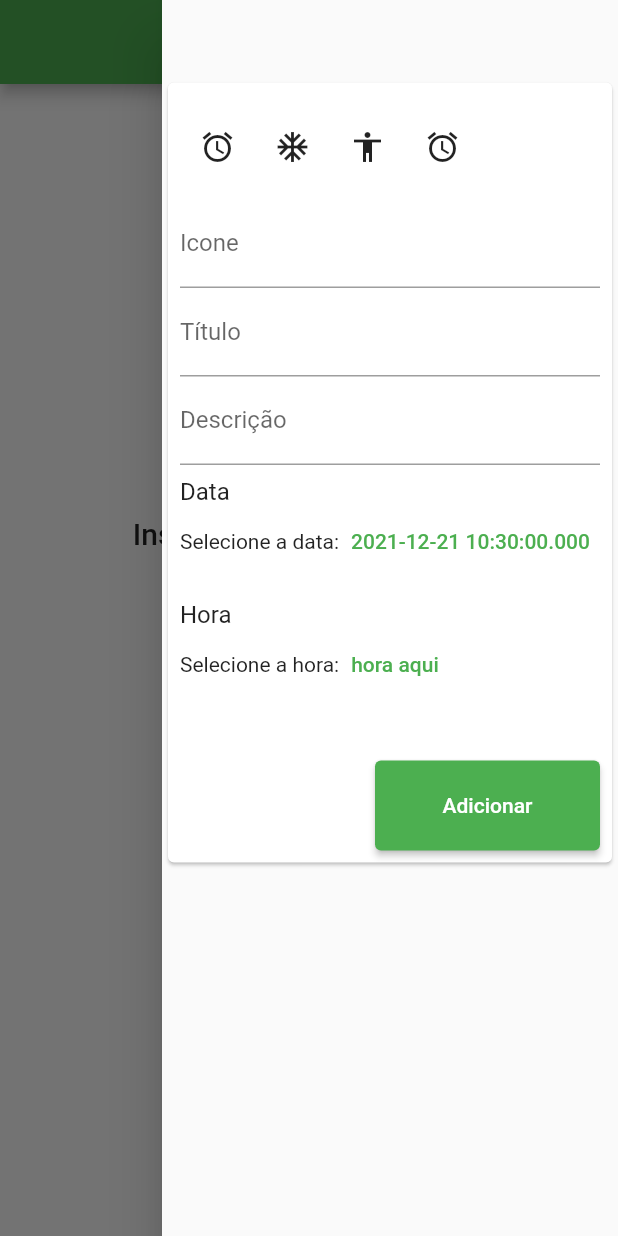
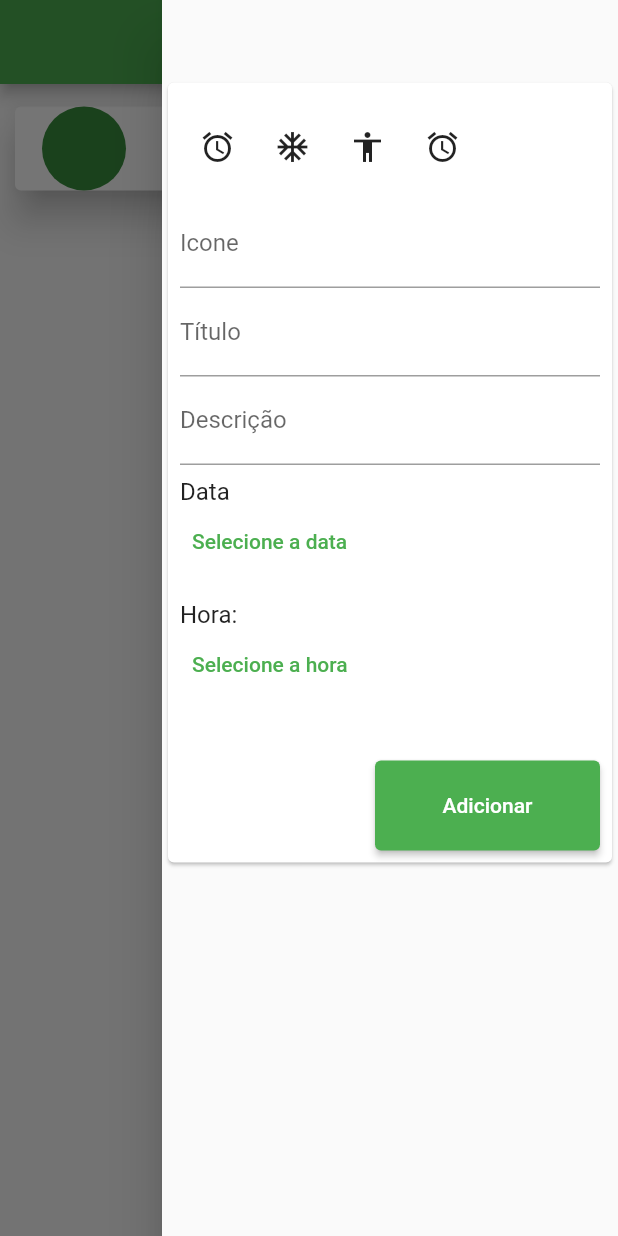
Before and after one commit to heloeng/Diario_De_Tarefas, a Flutter app: the screen it shows after launch, after a tap on the "menu" icon, after a tap on "Adicionar", on a phone screen of 412 x 824 dp. Run offline on Flutter 3.47's test engine with Material 2 defaults, Android fonts, the phone set to English and light mode, and no system bars.

```diff
--- a/lib/src/data/model/transaction_model.dart
+++ b/lib/src/data/model/transaction_model.dart
@@ -1,11 +1,12 @@
+import 'package:flutter/material.dart';
+
 class TransactionModel {
   final String id;
   final String icone;
   final String title;
   final String descricao;
   final DateTime date;
-
-//TODO: falta a hora
+  final TimeOfDay time;
 
   TransactionModel({
     required this.id,
@@ -13,7 +14,6 @@ class TransactionModel {
     required this.title,
     required this.descricao,
     required this.date,
-
-//TODO: falta a hora
+    required this.time,
   });
 }
--- a/lib/src/ui/components/transaction_form_component.dart
+++ b/lib/src/ui/components/transaction_form_component.dart
@@ -1,35 +1,37 @@
 import 'package:flutter/material.dart';
 import 'package:teste/src/ui/widgets/icons_list_widget.dart';
+import 'package:intl/intl.dart';
 
 class TransactionFormComponent extends StatefulWidget {
-  final void Function(String, String, String, DateTime) onSubmit;
+  final void Function(String, String, String, DateTime, TimeOfDay) onSubmit;
 
   const TransactionFormComponent(this.onSubmit, {Key? key}) : super(key: key);
 
   @override
-  _TransactionFormState createState() => _TransactionFormState();
+  _TransactionFormComponent createState() => _TransactionFormComponent();
 }
 
-class _TransactionFormState extends State<TransactionFormComponent> {
+class _TransactionFormComponent extends State<TransactionFormComponent> {
   final _titleController = TextEditingController();
   final _iconeController = TextEditingController();
   final _descricaoController = TextEditingController();
   DateTime _selectedDate = DateTime.now();
+  TimeOfDay _time = TimeOfDay.now();
 
   _submitForm() {
     final icone = _iconeController.text;
     final title = _titleController.text;
     final descricao = _descricaoController.text;
 
-    if (icone.isEmpty ||
-        title.isEmpty ||
-        descricao.isEmpty ||
-        // ignore: unnecessary_null_comparison
-        _selectedDate == null) {
+    if (icone.isEmpty == null ||
+        title.isEmpty == null ||
+        descricao.isEmpty == null ||
+        _selectedDate == null ||
+        _time == null) {
       return;
     }
 
-    widget.onSubmit(icone, title, descricao, _selectedDate);
+    widget.onSubmit(icone, title, descricao, _selectedDate, _time);
   }
 
   _showDatePicker() {
@@ -50,6 +52,120 @@ class _TransactionFormState extends State<TransactionFormComponent> {
       },
     );
   }
+
+  late TimeOfDay picker;
+
+  // ignore: prefer_void_to_null
+  Future<Null> selectTime(BuildContext context) async {
+    picker = (await showTimePicker(
+      context: context,
+      initialTime: _time,
+    ))!;
+    setState(() {
+      _time = picker;
+    });
+  }
+
+//   @override
+//   Widget build(BuildContext context) {
+//     return Card(
+//       child: Padding(
+//         padding: const EdgeInsets.all(8.0),
+//         child: Column(
+//           children: [
+//             const IconsListWidget(),
+//             TextField(
+//               controller: _iconeController,
+//               onSubmitted: (_) => _submitForm(),
+//               decoration: const InputDecoration(
+//                 labelText: 'Icone',
+//               ),
+//             ),
+//             TextField(
+//               controller: _titleController,
+//               decoration: const InputDecoration(
+//                 labelText: 'Título',
+//               ),
+//             ),
+//             TextField(
+//               controller: _descricaoController,
+//               decoration: const InputDecoration(
+//                 labelText: 'Descrição',
+//               ),
+//             ),
+//             const SizedBox(
+//               height: 8,
+//             ),
+//             Column(
+//               crossAxisAlignment: CrossAxisAlignment.stretch,
+//               children: [
+//                 const Text(
+//                   "Data",
+//                   style: TextStyle(
+//                     fontSize: 16,
+//                   ),
+//                 ),
+//                 Row(
+//                   children: [
+//                     const Text("Selecione a data:"),
+//                     TextButton(
+//                       child: Text(
+//                         _selectedDate == null
+//                             ? "Nenhuma data selecionada"
+//                             : _selectedDate.toString(),
+//                       ),
+//                       onPressed: _showDatePicker,
+//                     ),
+//                   ],
+//                 ),
+//                 const SizedBox(
+//                   height: 15,
+//                 ),
+//                 const Text(
+//                   "Hora",
+//                   style: TextStyle(
+//                     fontSize: 16,
+//                   ),
+//                 ),
+//                 Row(
+//                   children: [
+//                     const Text("Selecione a hora:"),
+//                     TextButton(
+//                       child: const Text('hora aqui'),
+//                       onPressed: () {},
+//                     ),
+//                   ],
+//                 ),
+//               ],
+//             ),
+//             const SizedBox(
+//               height: 40,
+//             ),
+//             Row(
+//               mainAxisAlignment: MainAxisAlignment.end,
+//               children: [
+//                 ElevatedButton(
+//                   onPressed: _submitForm,
+//                   child: const Text('Adicionar'),
+//                   style: ButtonStyle(
+//                     minimumSize: MaterialStateProperty.all(const Size(150, 60)),
+//                     backgroundColor: MaterialStateProperty.resolveWith(
+//                       (states) {
+//                         if (states.contains(MaterialState.pressed)) {
+//                           return Colors.amber[900];
+//                         }
+//                       },
+//                     ),
+//                   ),
+//                 ),
+//               ],
+//             ),
+//           ],
+//         ),
+//       ),
+//     );
+//   }
+// }
 
   @override
   Widget build(BuildContext context) {
@@ -92,13 +208,16 @@ class _TransactionFormState extends State<TransactionFormComponent> {
                 ),
                 Row(
                   children: [
-                    const Text("Selecione a data:"),
                     TextButton(
-                      child: Text(
-                        _selectedDate == null
-                            ? "Nenhuma data selecionada"
-                            : _selectedDate.toString(),
-                      ),
+                      child: const Text(
+                          // ignore: unnecessary_null_comparison
+                          // _selectedDate == null
+                          //     ? "Nenhuma data selecionada"
+                          //     : DateFormat('dd - MMMM- yyyy')
+                          //         .format(_selectedDate),
+
+                          "Selecione a data"),
+                      //chama a função de data
                       onPressed: _showDatePicker,
                     ),
                   ],
@@ -107,17 +226,19 @@ class _TransactionFormState extends State<TransactionFormComponent> {
                   height: 15,
                 ),
                 const Text(
-                  "Hora",
+                  "Hora:",
                   style: TextStyle(
                     fontSize: 16,
                   ),
                 ),
                 Row(
                   children: [
-                    const Text("Selecione a hora:"),
+                    // Text("Selecione a hora:"),
                     TextButton(
-                      child: const Text('hora aqui'),
-                      onPressed: () {},
+                      child: const Text('Selecione a hora'),
+                      onPressed: () {
+                        selectTime(context);
+                      },
                     ),
                   ],
                 ),
--- a/lib/src/ui/components/transaction_list_component.dart
+++ b/lib/src/ui/components/transaction_list_component.dart
@@ -1,5 +1,7 @@
 import 'package:flutter/material.dart';
 import 'package:teste/src/src.dart';
+
+import 'package:intl/intl.dart';
 
 class TransactionListComponent extends StatelessWidget {
   final List<TransactionModel> transactions;
@@ -51,13 +53,14 @@ class TransactionListComponent extends StatelessWidget {
                     ),
 
                     trailing: Text(
-                      tr.date.toString(),
+                      DateFormat('dd MMM yyyy').format(tr.date),
                       style: const TextStyle(
                         fontSize: 16,
                         fontWeight: FontWeight.bold,
                       ),
                     ),
 
+                    // subtitle: Text("data"),
                     //////////////////////FALTA A HORA///////////////////////
                   ),
                 );
--- a/lib/src/ui/pages/home_page.dart
+++ b/lib/src/ui/pages/home_page.dart
@@ -47,13 +47,15 @@ class _MyHomePageState extends State<MyHomePage> {
     );
   }
 
-  _addTransaction(String icone, String title, String descricao, DateTime date) {
+  _addTransaction(String icone, String title, String descricao, DateTime date,
+      TimeOfDay time) {
     final newTransaction = TransactionModel(
       id: Random().nextDouble().toString(),
       icone: icone,
       title: title,
       descricao: descricao,
       date: date,
+      time: time,
     );
 
     setState(
```
Also changed, not shown: lib/src/ui/components/teste.dart (added).
